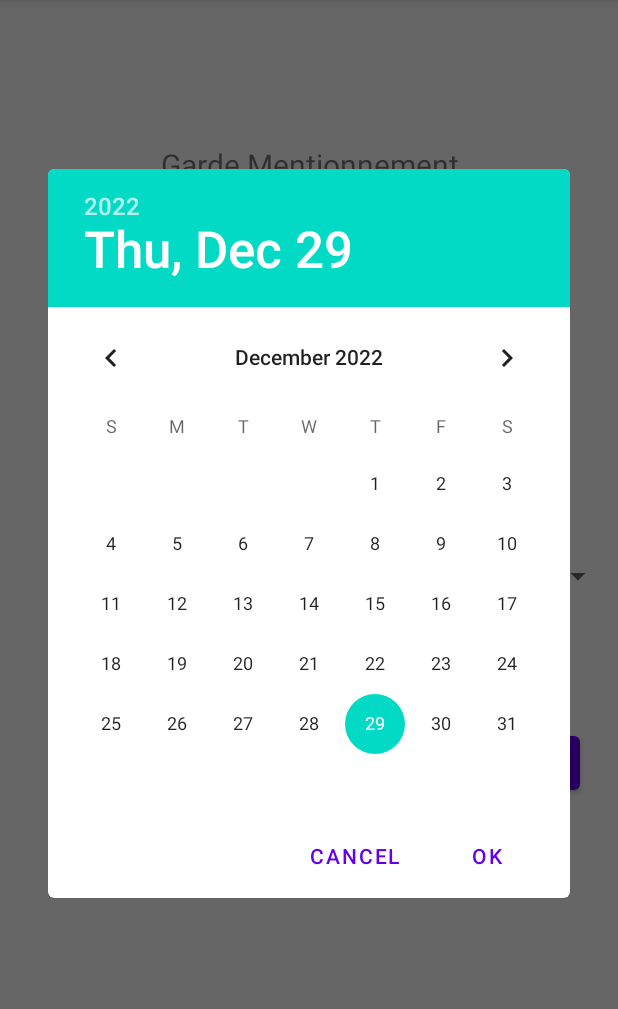
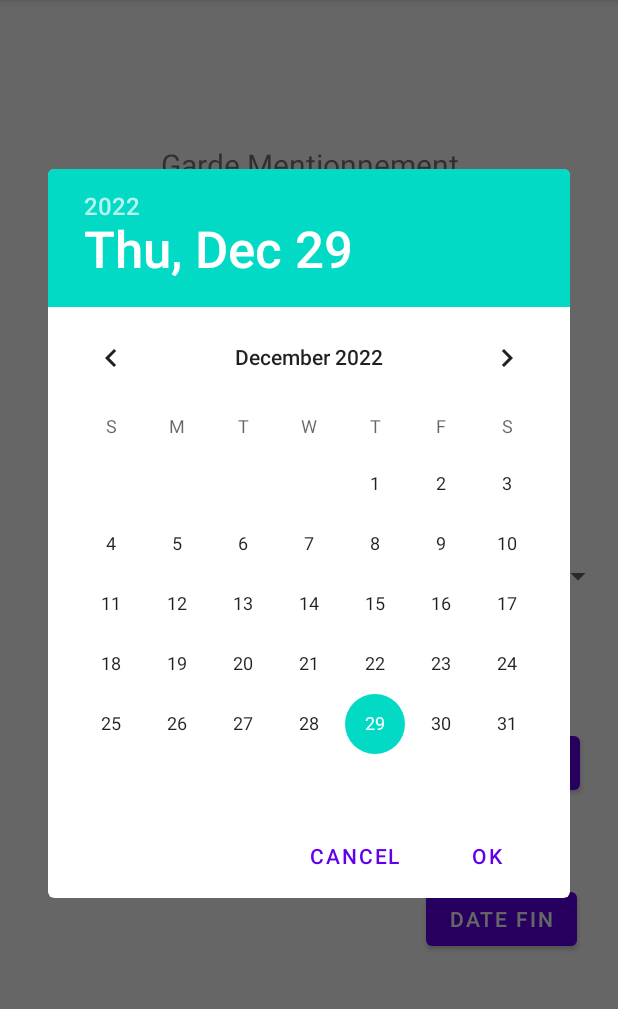
Before and after one commit to MouhibMoughtanim/pharmacieMobile, an Android app: the fragment SlideshowFragment shown on its own in the app's theme, after a tap on "DATE DEBUT", on a phone screen of 412 x 824 dp, the part 84-1093 px from its top. Run offline under Robolectric (Android 15) with nearby library versions, the phone set to English and light mode, and no system bars.

Commit message:
gardepharmacie

```diff
--- /dev/null
+++ b/app/src/main/java/com/ensaj/pharmacielast/DatePickerDebutFragment.java
@@ -0,0 +1,42 @@
+package com.ensaj.pharmacielast;
+
+import android.app.DatePickerDialog;
+import android.app.Dialog;
+import android.os.Bundle;
+import android.widget.DatePicker;
+import android.widget.TextView;
+
+import androidx.fragment.app.DialogFragment;
+
+import java.text.DateFormat;
+import java.text.SimpleDateFormat;
+import java.util.Calendar;
+
+public class DatePickerDebutFragment extends DialogFragment
+        implements DatePickerDialog.OnDateSetListener {
+
+    @Override
+    public Dialog onCreateDialog(Bundle savedInstanceState) {
+        // Use the current date as the default date in the picker
+        final Calendar c = Calendar.getInstance();
+        int year = c.get(Calendar.YEAR);
+        int month = c.get(Calendar.MONTH);
+        int day = c.get(Calendar.DAY_OF_MONTH);
+
+        // Create a new instance of DatePickerDialog and return it
+        return new DatePickerDialog(requireContext(), this, year, month, day);
+    }
+
+    public void onDateSet(DatePicker view, int year, int month, int day) {
+        // Do something with the date chosen by the user
+        DateFormat dateFormat = new SimpleDateFormat("yyyy-MM-dd");
+
+        final Calendar c = Calendar.getInstance();
+        c.set(Calendar.YEAR,year);
+        c.set(Calendar.MONTH,month);
+        c.set(Calendar.DAY_OF_MONTH,day);
+        String garde_debut_string = dateFormat.format(c.getTime());
+        TextView garde_debut = (TextView) getActivity().findViewById(R.id.garde_debut);
+        garde_debut.setText(garde_debut_string);
+    }
+}
--- /dev/null
+++ b/app/src/main/java/com/ensaj/pharmacielast/api/GardeApi.java
@@ -0,0 +1,16 @@
+package com.ensaj.pharmacielast.api;
+
+import com.ensaj.pharmacielast.model.Garde;
+
+
+import java.util.List;
+
+import retrofit2.Call;
+import retrofit2.http.GET;
+
+public interface GardeApi {
+
+    @GET("gardes/all")
+    Call<List<Garde>> getGardes();
+
+}
--- a/app/src/main/java/com/ensaj/pharmacielast/api/PharmacieApi.java
+++ b/app/src/main/java/com/ensaj/pharmacielast/api/PharmacieApi.java
@@ -15,19 +15,19 @@ import retrofit2.http.Path;
 
 public interface PharmacieApi {
 
-    @POST("pharmacies/save")
+    @POST("pharmacies/add")
     Call<Pharmacie> createPharmacie(@Body Pharmacie pharmacie);
 
-    @PUT("pharmacies/update/{id}")
+    @PUT("pharmacies/updatePharmacie/id={id}")
     Call<Pharmacie> editPharmacie(@Path("id") int id, @Body Pharmacie pharmacie);
 
-    @GET("pharmacies/getVilleById/{id}")
+    @GET("pharmacies/pharmacie/id={id}")
     Call<Pharmacie> getPharmacieById(@Path("id") int id);
 
     @GET("pharmacies/all")
     Call<List<Pharmacie>> getPharmacies();
 
-    @DELETE("pharmacies/delete/{id}")
+    @DELETE("pharmacies/deletePharmacie/id={id}")
     Call<Void> deletePharmacie(@Path("id") int id);
 
 }
--- /dev/null
+++ b/app/src/main/java/com/ensaj/pharmacielast/api/PharmacieDeGardeApi.java
@@ -0,0 +1,14 @@
+package com.ensaj.pharmacielast.api;
+
+import com.ensaj.pharmacielast.model.PharmacieDeGarde;
+
+import retrofit2.Call;
+import retrofit2.http.Body;
+import retrofit2.http.POST;
+import retrofit2.http.Path;
+
+public interface PharmacieDeGardeApi {
+
+    @POST("pharmaciesDeGarde/add/{debut}/{fin}")
+    Call<PharmacieDeGarde> createPharmacieDeGarde(@Body PharmacieDeGarde pharmacieDeGarde, @Path("debut") String debut,@Path("fin") String fin);
+}
--- a/app/src/main/java/com/ensaj/pharmacielast/api/VilleApi.java
+++ b/app/src/main/java/com/ensaj/pharmacielast/api/VilleApi.java
@@ -17,19 +17,19 @@ import retrofit2.http.PUT;
 import retrofit2.http.Path;
 
 public interface VilleApi  {
-    @POST("villes/save")
+    @POST("villes/add")
     Call<Ville> createVille(@Body Ville ville);
 
-    @PUT("villes/update/{id}")
+    @PUT("villes/updateVille/id={id}")
     Call<Ville> editVille(@Path("id") int id, @Body Ville ville);
 
-    @GET("villes/getVilleById/{id}")
+    @GET("villes/ville/id={id}")
     Call<Ville> getVilleById(@Path("id") int id);
 
     @GET("villes/all")
     Call<List<Ville>> getVilles();
 
-    @DELETE("villes/delete/{id}")
+    @DELETE("villes/deleteVille/id={id}")
     Call<Void> deleteVille(@Path("id") int id);
 
 
--- /dev/null
+++ b/app/src/main/java/com/ensaj/pharmacielast/repository/GardeRepository.java
@@ -0,0 +1,34 @@
+package com.ensaj.pharmacielast.repository;
+
+import androidx.lifecycle.LiveData;
+
+import com.ensaj.pharmacielast.model.Garde;
+import com.ensaj.pharmacielast.model.Ville;
+import com.ensaj.pharmacielast.request.GardeApiClient;
+import com.ensaj.pharmacielast.request.VilleApiClient;
+
+import java.util.List;
+
+public class GardeRepository {
+    private static GardeRepository instance;
+    private GardeApiClient gardeApiClient;
+
+    public static GardeRepository getInstance() {
+        if (instance == null) {
+            instance = new GardeRepository();
+
+        }
+        return instance;
+    }
+
+    public GardeRepository(){
+        gardeApiClient = GardeApiClient.getInstance();
+    }
+
+    public LiveData<List<Garde>> getGardes(){return gardeApiClient.getGardes();}
+
+    public void searchGardesApi(){
+        gardeApiClient.getGardesApi();
+    }
+
+}
--- /dev/null
+++ b/app/src/main/java/com/ensaj/pharmacielast/repository/PharmacieDeGardeRepository.java
@@ -0,0 +1,29 @@
+package com.ensaj.pharmacielast.repository;
+
+import com.ensaj.pharmacielast.model.PharmacieDeGarde;
+import com.ensaj.pharmacielast.request.PharmacieDeGardeApiClient;
+
+public class PharmacieDeGardeRepository {
+    private static PharmacieDeGardeRepository instance;
+    private PharmacieDeGardeApiClient pharmacieDeGardeApiClient;
+
+    public static PharmacieDeGardeRepository getInstance() {
+        if (instance == null) {
+            instance = new PharmacieDeGardeRepository();
+
+        }
+        return instance;
+    }
+
+    public PharmacieDeGardeRepository(){
+        pharmacieDeGardeApiClient = PharmacieDeGardeApiClient.getInstance();
+    }
+
+
+    public void addPharmacieDeGarde(PharmacieDeGarde pharmacieDeGarde,String debut,String fin){
+        pharmacieDeGardeApiClient.addPharmacieDeGardeApi(pharmacieDeGarde,debut,fin);
+        System.out.println("REPOSITORY");
+
+    }
+
+}
--- /dev/null
+++ b/app/src/main/java/com/ensaj/pharmacielast/request/GardeApiClient.java
@@ -0,0 +1,60 @@
+package com.ensaj.pharmacielast.request;
+
+import androidx.lifecycle.LiveData;
+import androidx.lifecycle.MutableLiveData;
+
+import com.ensaj.pharmacielast.api.GardeApi;
+import com.ensaj.pharmacielast.model.Garde;
+import com.ensaj.pharmacielast.model.Pharmacie;
+
+import java.util.List;
+
+import retrofit2.Call;
+import retrofit2.Callback;
+import retrofit2.Response;
+
+public class GardeApiClient {
+    private MutableLiveData<List<Garde>> mGardes;
+    private static GardeApiClient instance;
+
+    //singleton
+    public static GardeApiClient getInstance() {
+        if (instance == null) {
+            instance = new GardeApiClient();
+        }
+
+        return instance;
+    }
+    //constructor and getters
+    private GardeApiClient() {
+        mGardes = new MutableLiveData<>();
+
+    }
+    public LiveData<List<Garde>> getGardes() {
+        return mGardes;
+    }
+
+
+    // Retrofit implementation
+    public void getGardesApi(){
+        getGarde().enqueue(new Callback<List<Garde>>() {
+            @Override
+            public void onResponse(Call<List<Garde>> call, Response<List<Garde>> response) {
+                List<Garde> gardes = response.body();
+
+                mGardes.postValue(gardes);
+            }
+
+            @Override
+            public void onFailure(Call<List<Garde>> call, Throwable t) {
+                System.out.println("walo"+ t.getMessage());
+                mGardes.postValue(null);
+            }
+        });
+    }
+
+    //Retrofit calls
+    private Call<List<Garde>> getGarde(){
+        return RetrofitRequest.getGardeAPI().getGardes();
+    }
+}
--- /dev/null
+++ b/app/src/main/java/com/ensaj/pharmacielast/request/PharmacieDeGardeApiClient.java
@@ -0,0 +1,83 @@
+package com.ensaj.pharmacielast.request;
+
+import androidx.lifecycle.LiveData;
+import androidx.lifecycle.MutableLiveData;
+
+import com.ensaj.pharmacielast.model.Pharmacie;
+import com.ensaj.pharmacielast.model.PharmacieDeGarde;
+import com.ensaj.pharmacielast.model.Ville;
+
+import java.util.List;
+
+import retrofit2.Call;
+import retrofit2.Callback;
+import retrofit2.Response;
+
+public class PharmacieDeGardeApiClient {
+
+    private MutableLiveData<List<PharmacieDeGarde>> mPharmaciesDeGarde;
+    private static PharmacieDeGardeApiClient instance;
+
+    //singleton
+    public static PharmacieDeGardeApiClient getInstance() {
+        if (instance == null) {
+            instance = new PharmacieDeGardeApiClient();
+        }
+
+        return instance;
+    }
+    //constructor and getters
+    private PharmacieDeGardeApiClient() {
+        mPharmaciesDeGarde = new MutableLiveData<>();
+
+    }
+    public LiveData<List<PharmacieDeGarde>> getPharmaciesDeGarde() {
+        return mPharmaciesDeGarde;
+    }
+
+
+    // Retrofit implementation
+    public void addPharmacieDeGardeApi(PharmacieDeGarde pharmacieDeGarde,String debut,String fin){
+        System.out.println(pharmacieDeGarde.getPharmacie().getId() + " ID PHARMACIE");
+        System.out.println(pharmacieDeGarde.getGarde().getIdGarde() + " ID GARDE");
+
+        addPharmacieDeGarde(pharmacieDeGarde,debut,fin).enqueue(new Callback<PharmacieDeGarde>() {
+            @Override
+            public void onResponse(Call<PharmacieDeGarde> call, Response<PharmacieDeGarde> response) {
+                PharmacieDeGarde pharmacieDeGarde1 = response.body();
+              //  System.out.println("Created: "+pharmacieDeGarde1.getDateFin());
+            }
+
+            @Override
+            public void onFailure(Call<PharmacieDeGarde> call, Throwable t) {
+                System.out.println("Ville Creating Error : "+ t.getMessage());
+
+            }
+        });
+    }
+   /* public void getPharmacieDeGardeApi(){
+        getPharmacieDeGarde().enqueue(new Callback<List<PharmacieDeGarde>>() {
+            @Override
+            public void onResponse(Call<List<PharmacieDeGarde>> call, Response<List<PharmacieDeGarde>> response) {
+                List<PharmacieDeGarde> pharmaciesDeGarde = response.body();
+
+                mPharmaciesDeGarde.postValue(pharmaciesDeGarde);
+            }
+
+            @Override
+            public void onFailure(Call<List<PharmacieDeGarde>> call, Throwable t) {
+                System.out.println("walo"+ t.getMessage());
+                mPharmaciesDeGarde.postValue(null);
+            }
+        });
+    }
+    */
+
+    //Retrofit calls
+   /* private Call<List<PharmacieDeGarde>> getPharmacieDeGarde(){
+        return RetrofitRequest.getPharmacieDeGardeAPI().getPharmaciesDeGarde();
+    }*/
+    private Call<PharmacieDeGarde> addPharmacieDeGarde(PharmacieDeGarde pharmacieDeGarde,String debut,String fin){
+        return RetrofitRequest.getPharmacieDeGardeAPI().createPharmacieDeGarde(pharmacieDeGarde,debut,fin);
+    }
+}
--- a/app/src/main/java/com/ensaj/pharmacielast/request/RetrofitRequest.java
+++ b/app/src/main/java/com/ensaj/pharmacielast/request/RetrofitRequest.java
@@ -1,7 +1,10 @@
 package com.ensaj.pharmacielast.request;
 
+import com.ensaj.pharmacielast.api.GardeApi;
 import com.ensaj.pharmacielast.api.PharmacieApi;
+import com.ensaj.pharmacielast.api.PharmacieDeGardeApi;
 import com.ensaj.pharmacielast.api.VilleApi;
+import com.ensaj.pharmacielast.model.Garde;
 
 
 import retrofit2.Retrofit;
@@ -25,11 +28,21 @@ public class RetrofitRequest {
 
     private static VilleApi villeAPI = getRetrofitInstance().create(VilleApi.class);
     private static PharmacieApi pharmacieAPI = getRetrofitInstance().create(PharmacieApi.class);
+    private static GardeApi gardeAPI = getRetrofitInstance().create(GardeApi.class);
+    private static PharmacieDeGardeApi pharmacieDeGardeAPI = getRetrofitInstance().create(PharmacieDeGardeApi.class);
+
+
+
 
     public static VilleApi getVilleAPI() {
          return villeAPI;
     }
-
+    public static GardeApi getGardeAPI() {
+        return gardeAPI;
+    }
+    public static PharmacieDeGardeApi getPharmacieDeGardeAPI() {
+        return pharmacieDeGardeAPI;
+    }
     public static PharmacieApi getPharmacieAPI() {
         return pharmacieAPI;
     }
--- a/app/src/main/java/com/ensaj/pharmacielast/ui/slideshow/SlideshowFragment.java
+++ b/app/src/main/java/com/ensaj/pharmacielast/ui/slideshow/SlideshowFragment.java
@@ -17,18 +17,44 @@ import android.widget.Toast;
 import androidx.annotation.NonNull;
 import androidx.fragment.app.DialogFragment;
 import androidx.fragment.app.Fragment;
+import androidx.lifecycle.Observer;
 import androidx.lifecycle.ViewModelProvider;
+import androidx.recyclerview.widget.LinearLayoutManager;
 
-import com.ensaj.pharmacielast.DatePickerFragment;
+import com.ensaj.pharmacielast.DatePickerDebutFragment;
+import com.ensaj.pharmacielast.DatePickerFinFragment;
 import com.ensaj.pharmacielast.R;
+import com.ensaj.pharmacielast.adapter.VilleAdapter;
 import com.ensaj.pharmacielast.databinding.FragmentSlideshowBinding;
+import com.ensaj.pharmacielast.model.Garde;
+import com.ensaj.pharmacielast.model.Pharmacie;
+import com.ensaj.pharmacielast.model.PharmacieDeGarde;
+import com.ensaj.pharmacielast.model.Ville;
+import com.ensaj.pharmacielast.viewModels.GardeViewModel;
+import com.ensaj.pharmacielast.viewModels.PharmacieDeGardeViewModel;
+import com.ensaj.pharmacielast.viewModels.VilleViewModel;
 
+import java.sql.Date;
+import java.text.DateFormat;
+import java.text.ParseException;
+import java.text.SimpleDateFormat;
 import java.util.ArrayList;
+import java.util.List;
 
 public class SlideshowFragment extends Fragment {
+    private GardeViewModel gardeViewModel;
+    private PharmacieDeGardeViewModel pharmacieDeGardeViewModel;
+
     private Spinner pharmacieGardeType;
     private FragmentSlideshowBinding binding;
     private Button garde_date_debut;
+    private Button garde_date_fin;
+    private Button garde_submit;
+    private TextView garde_debut;
+    private TextView garde_fin;
+    private TextView garde_text_id;
+
+
     public View onCreateView(@NonNull LayoutInflater inflater,
             ViewGroup container, Bundle savedInstanceState) {
         SlideshowViewModel slideshowViewModel =
@@ -38,13 +64,52 @@ public class SlideshowFragment extends Fragment {
     View root = binding.getRoot();
 
         garde_date_debut = root.findViewById(R.id.garde_date_debut);
+        garde_date_fin = root.findViewById(R.id.garde_date_fin);
         pharmacieGardeType = root.findViewById(R.id.pharmacie_garde_type);
-        initspinnerfooter();
+        garde_submit = root.findViewById(R.id.garde_submit);
+        garde_debut = root.findViewById(R.id.garde_debut);
+        garde_fin = root.findViewById(R.id.garde_fin);
+        garde_text_id = root.findViewById(R.id.garde_text_id);
+        DateFormat dateFormat = new SimpleDateFormat("yyyy-MM-dd");
+
+
+        gardeViewModel = new ViewModelProvider(getActivity()).get(GardeViewModel.class);
+        pharmacieDeGardeViewModel = new ViewModelProvider(getActivity()).get(PharmacieDeGardeViewModel.class);
+
+        ObserveAnyChange();
+
+        searchGardesApi();
 
         garde_date_debut.setOnClickListener(new View.OnClickListener() {
             @Override
             public void onClick(View view) {
-                showDatePickerDialog(view);
+                showDatePickerDebutDialog(view);
+            }
+        });
+        garde_date_fin.setOnClickListener(new View.OnClickListener() {
+            @Override
+            public void onClick(View view) {
+                showDatePickerFinDialog(view);
+
+            }
+        });
+        garde_submit.setOnClickListener(new View.OnClickListener() {
+            @Override
+            public void onClick(View view) {
+
+                   Garde garde = new Garde();
+                   garde.setIdGarde(Integer.parseInt(garde_text_id.getText().toString()));
+                   Pharmacie pharmacie = new Pharmacie();
+                   pharmacie.setId(4);
+                PharmacieDeGarde pharmacieDeGarde = new PharmacieDeGarde();
+               // pharmacieDeGarde.setDateFin(Date.valueOf());
+                // pharmacieDeGarde.setDateDebut(Date.valueOf(garde_debut.getText().toString()));
+                pharmacieDeGarde.setGarde(garde);
+                pharmacieDeGarde.setPharmacie(pharmacie);
+
+                addPharmacieDeGarde(pharmacieDeGarde,garde_debut.getText().toString(),garde_fin.getText().toString());
+
+                Toast.makeText(getContext(), ""+pharmacieDeGarde.getGarde().getIdGarde(), Toast.LENGTH_SHORT).show();
             }
         });
 
@@ -60,13 +125,12 @@ public class SlideshowFragment extends Fragment {
         binding = null;
     }
 
-    private void initspinnerfooter() {
-        String[] items = new String[]{
-                "Choose apple", "Choose boy", " Choose cat", "Choose dog",
-        };
+    //spinner adapter
+    private void initspinnerfooter(List<Garde> gardes) {
+
         ArrayList arrayList = new ArrayList<>();
-        for (String s: items) {
-            arrayList.add(s);
+        for (Garde g: gardes) {
+            arrayList.add(g.getType()+"");
         }
 
         ArrayAdapter<String> adapter = new ArrayAdapter<String>(getActivity(), android.R.layout.simple_spinner_item, arrayList);
@@ -75,7 +139,9 @@ public class SlideshowFragment extends Fragment {
             @Override
             public void onItemSelected(AdapterView<?> parent, View view, int position, long id) {
                 Log.v("item", (String) parent.getItemAtPosition(position));
-                ((TextView) parent.getChildAt(0)).setTextColor(Color.WHITE);
+                Toast.makeText(getContext(), (String) parent.getItemAtPosition(position), Toast.LENGTH_SHORT).show();
+                garde_text_id.setText(gardes.get(position).getIdGarde()+"");
+               // ((TextView) parent.getChildAt(0)).setTextColor(Color.BLACK);
             }
 
             @Override
@@ -85,10 +151,36 @@ public class SlideshowFragment extends Fragment {
         });
     }
 
-    public void showDatePickerDialog(View v) {
-        DialogFragment newFragment = new DatePickerFragment();
-        newFragment.show(getActivity().getSupportFragmentManager(), "datePicker");
+    private void ObserveAnyChange(){
+        gardeViewModel.getGardes().observe(getViewLifecycleOwner(), new Observer<List<Garde>>() {
+            @Override
+            public void onChanged(List<Garde> gardes) {
+                if(gardes != null){
+
+                  initspinnerfooter(gardes);
+
+                }
+
+            }
+        });
     }
 
 
+    public void showDatePickerDebutDialog(View v) {
+        DialogFragment newFragment = new DatePickerDebutFragment();
+        newFragment.show(getActivity().getSupportFragmentManager(), "datePicker");
+    }
+    public void showDatePickerFinDialog(View v) {
+        DialogFragment newFragment = new DatePickerFinFragment();
+        newFragment.show(getActivity().getSupportFragmentManager(), "datePicker");
+    }
+    public void searchGardesApi(){
+        gardeViewModel.searchGardesApi();
+    }
+    public void addPharmacieDeGarde(PharmacieDeGarde pharmacieDeGarde,String debut,String fin){
+        pharmacieDeGardeViewModel.addPharmacieDeGarde(pharmacieDeGarde,debut,fin);
+    }
+
+
+
 }
--- /dev/null
+++ b/app/src/main/java/com/ensaj/pharmacielast/viewModels/GardeViewModel.java
@@ -0,0 +1,27 @@
+package com.ensaj.pharmacielast.viewModels;
+
+import androidx.lifecycle.LiveData;
+import androidx.lifecycle.ViewModel;
+
+import com.ensaj.pharmacielast.model.Garde;
+import com.ensaj.pharmacielast.model.Ville;
+import com.ensaj.pharmacielast.repository.GardeRepository;
+import com.ensaj.pharmacielast.repository.VilleRepository;
+
+import java.util.List;
+
+public class GardeViewModel extends ViewModel {
+    private GardeRepository gardeRepository;
+    public GardeViewModel(){
+        gardeRepository = GardeRepository.getInstance();
+    }
+
+    public LiveData<List<Garde>> getGardes(){
+        return gardeRepository.getGardes() ;
+    }
+
+    public void searchGardesApi(){
+        gardeRepository.searchGardesApi();
+    }
+
+}
--- /dev/null
+++ b/app/src/main/java/com/ensaj/pharmacielast/viewModels/PharmacieDeGardeViewModel.java
@@ -0,0 +1,22 @@
+package com.ensaj.pharmacielast.viewModels;
+
+import androidx.lifecycle.ViewModel;
+
+import com.ensaj.pharmacielast.model.Pharmacie;
+import com.ensaj.pharmacielast.model.PharmacieDeGarde;
+import com.ensaj.pharmacielast.repository.PharmacieDeGardeRepository;
+import com.ensaj.pharmacielast.repository.PharmacieRepository;
+
+public class PharmacieDeGardeViewModel extends ViewModel {
+    private PharmacieDeGardeRepository pharmacieDeGardeRepository;
+    public PharmacieDeGardeViewModel(){
+        pharmacieDeGardeRepository = PharmacieDeGardeRepository.getInstance();
+    }
+
+
+    public void addPharmacieDeGarde(PharmacieDeGarde pharmacieDeGarde,String debut,String fin){
+        pharmacieDeGardeRepository.addPharmacieDeGarde(pharmacieDeGarde,debut,fin);
+        System.out.println("MVVM");
+    }
+
+}
--- a/app/src/main/res/layout/fragment_slideshow.xml
+++ b/app/src/main/res/layout/fragment_slideshow.xml
@@ -1,11 +1,21 @@
 <?xml version="1.0" encoding="utf-8"?>
-<androidx.constraintlayout.widget.ConstraintLayout
-    xmlns:android="http://schemas.android.com/apk/res/android"
+<androidx.constraintlayout.widget.ConstraintLayout xmlns:android="http://schemas.android.com/apk/res/android"
     xmlns:app="http://schemas.android.com/apk/res-auto"
     xmlns:tools="http://schemas.android.com/tools"
     android:layout_width="match_parent"
     android:layout_height="match_parent"
-    tools:context=".ui.slideshow.SlideshowFragment" >
+    tools:context=".ui.slideshow.SlideshowFragment">
+
+    <TextView
+        android:id="@+id/garde_fin"
+        android:layout_width="wrap_content"
+        android:layout_height="wrap_content"
+        app:layout_constraintBottom_toBottomOf="parent"
+        app:layout_constraintEnd_toEndOf="parent"
+        app:layout_constraintHorizontal_bias="0.266"
+        app:layout_constraintStart_toStartOf="parent"
+        app:layout_constraintTop_toTopOf="parent"
+        app:layout_constraintVertical_bias="0.803" />
 
     <TextView
         android:id="@+id/text_slideshow"
@@ -29,8 +39,8 @@
         android:layout_height="wrap_content"
         app:layout_constraintBottom_toBottomOf="parent"
         app:layout_constraintTop_toTopOf="parent"
-        tools:layout_editor_absoluteX="1dp"
-        tools:ignore="MissingConstraints" />
+        tools:ignore="MissingConstraints"
+        tools:layout_editor_absoluteX="1dp" />
 
     <Button
         android:id="@+id/garde_date_debut"
@@ -44,15 +54,48 @@
         app:layout_constraintTop_toTopOf="parent"
         app:layout_constraintVertical_bias="0.673" />
 
+    <Button
+        android:id="@+id/garde_date_fin"
+        android:layout_width="wrap_content"
+        android:layout_height="wrap_content"
+        android:text="Date Fin"
+        app:layout_constraintBottom_toBottomOf="parent"
+        app:layout_constraintEnd_toEndOf="parent"
+        app:layout_constraintHorizontal_bias="0.912"
+        app:layout_constraintStart_toStartOf="parent"
+        app:layout_constraintTop_toTopOf="parent"
+        app:layout_constraintVertical_bias="0.818" />
+
     <TextView
         android:id="@+id/garde_debut"
         android:layout_width="wrap_content"
         android:layout_height="wrap_content"
-        android:text="TextView"
         app:layout_constraintBottom_toBottomOf="parent"
         app:layout_constraintEnd_toEndOf="parent"
-        app:layout_constraintHorizontal_bias="0.201"
+        app:layout_constraintHorizontal_bias="0.266"
         app:layout_constraintStart_toStartOf="parent"
         app:layout_constraintTop_toTopOf="parent"
         app:layout_constraintVertical_bias="0.686" />
+
+    <Button
+        android:id="@+id/garde_submit"
+        android:layout_width="wrap_content"
+        android:layout_height="wrap_content"
+        android:text="SUBMIT"
+        app:layout_constraintBottom_toBottomOf="parent"
+        app:layout_constraintEnd_toEndOf="parent"
+        app:layout_constraintStart_toStartOf="parent"
+        app:layout_constraintTop_toTopOf="parent"
+        app:layout_constraintVertical_bias="0.3" />
+
+    <TextView
+        android:id="@+id/garde_text_id"
+        android:layout_width="wrap_content"
+        android:layout_height="wrap_content"
+        android:text="TextView"
+        android:visibility="gone"
+        app:layout_constraintBottom_toBottomOf="parent"
+        app:layout_constraintEnd_toEndOf="parent"
+        app:layout_constraintStart_toStartOf="parent"
+        app:layout_constraintTop_toTopOf="parent" />
 </androidx.constraintlayout.widget.ConstraintLayout>
```
Also changed, not shown: app/src/main/java/com/ensaj/pharmacielast/DatePickerFinFragment.java (renamed from app/src/main/java/com/ensaj/pharmacielast/DatePickerFragment.java, +7 -5 lines), app/src/main/java/com/ensaj/pharmacielast/api/ZoneApi.java (+4 -4 lines), app/src/main/java/com/ensaj/pharmacielast/model/Garde.java (added, +38 -0 lines), app/src/main/java/com/ensaj/pharmacielast/model/PharmacieDeGarde.java (added, +46 -0 lines).
